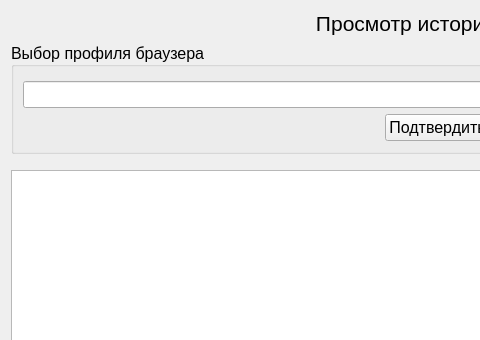
First picture: the form in forms/form.ui, repository Warh40k/browser_history_analyzer, before the edit; both pictures show x 0 to 480 and y 0 to 340 of the 875 by 669 pixel window.
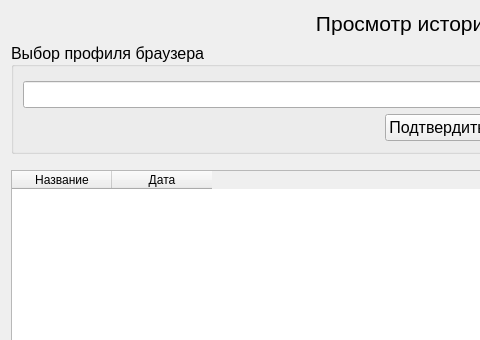
Second picture: the form after the edit.

Commit message: Optimize adding rows

The edit to the form file:
```diff
--- a/forms/form.ui
+++ b/forms/form.ui
@@ -173,9 +173,25 @@
    </item>
    <item>
     <widget class="QTableWidget" name="tableWidget">
+     <property name="gridStyle">
+      <enum>Qt::SolidLine</enum>
+     </property>
      <property name="columnCount">
-      <number>0</number>
+      <number>2</number>
      </property>
+     <attribute name="horizontalHeaderDefaultSectionSize">
+      <number>100</number>
+     </attribute>
+     <column>
+      <property name="text">
+       <string>Название</string>
+      </property>
+     </column>
+     <column>
+      <property name="text">
+       <string>Дата</string>
+      </property>
+     </column>
     </widget>
    </item>
    <item>
```
The commit also changes 2 other files.
